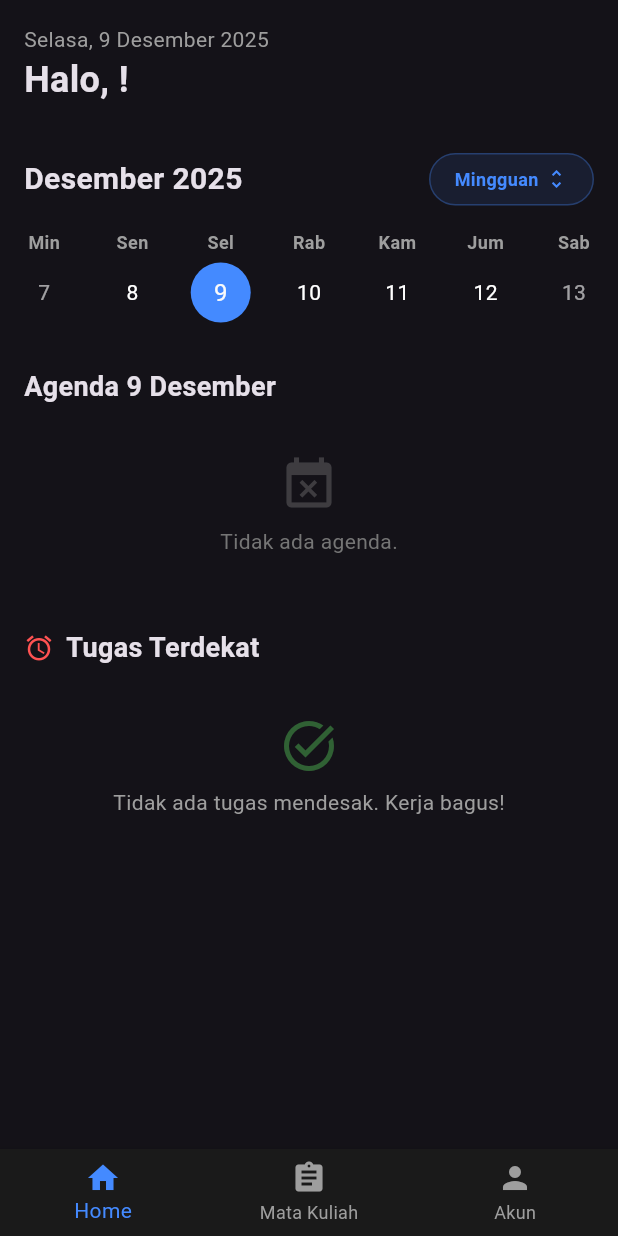
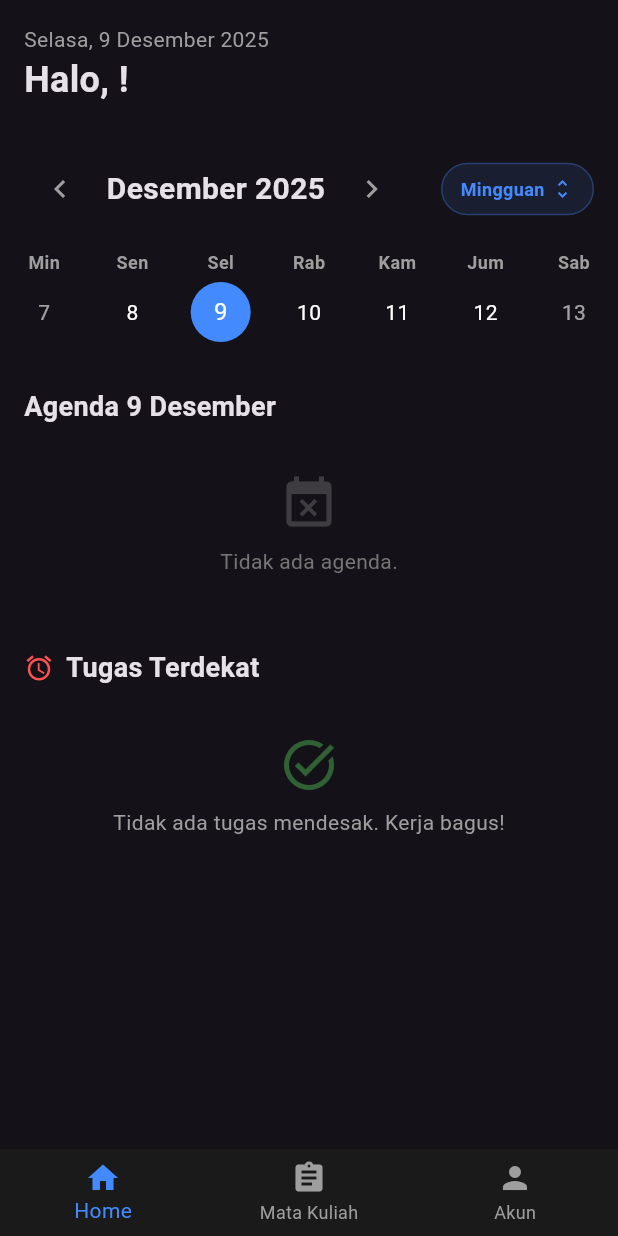
Before and after one commit to zEchth/tugas-kuliyeah, a Flutter app: the screen it shows once a user with an empty profile is signed in, on a phone screen of 412 x 824 dp. Run offline on Flutter 3.47's test engine with Material 3 defaults, Android fonts, the phone set to English and light mode, and no system bars; drawn by our look-alikes of table_calendar; our stand-ins replace cached_network_image, drift, file_picker, flutter_dotenv, flutter_local_notifications, flutter_riverpod and 3 more; accounts and stored records are empty; generated files the repository leaves out were written again.

Commit message:
perbaiki data hantu di home dan buat kalender bisa navigasi ke bulan dan tahun lain.

```diff
--- a/lib/core/providers.dart
+++ b/lib/core/providers.dart
@@ -151,11 +151,15 @@ final allJadwalRawProvider = StreamProvider<List<core_model.Jadwal>>((ref) {
 
 // 2. Provider "Pintar" yang menggabungkan (JOIN) data Matkul ke Tugas
 // agar kita bisa menampilkan "Nama Matkul" di Home Screen.
+// [FIX] UPDATE: Sekarang mendengarkan tempDeletedTugasProvider untuk mengatasi Data Hantu
 final allTugasLengkapProvider = Provider<AsyncValue<List<core_model.Tugas>>>((
   ref,
 ) {
   final tugasAsync = ref.watch(allTugasRawProvider);
   final matkulAsync = ref.watch(allMataKuliahProvider);
+
+  // [BARU] Ambil list ID yang dihapus sementara
+  final ignoredIds = ref.watch(tempDeletedTugasProvider);
 
   if (tugasAsync.isLoading || matkulAsync.isLoading) {
     return const AsyncLoading();
@@ -171,8 +175,11 @@ final allTugasLengkapProvider = Provider<AsyncValue<List<core_model.Tugas>>>((
   final listTugas = tugasAsync.value ?? [];
   final listMatkul = matkulAsync.value ?? [];
 
+  // [BARU] Filter data hantu SEBELUM di-join
+  final filteredTugas = listTugas.where((t) => !ignoredIds.contains(t.id)).toList();
+
   // Client-Side JOIN
-  final joined = listTugas.map((tugas) {
+  final joined = filteredTugas.map((tugas) {
     // Cari nama matkul berdasarkan ID
     final mk = listMatkul.where((m) => m.id == tugas.mataKuliahId).firstOrNull;
     return tugas.copyWith(mataKuliahName: mk?.nama ?? "Matkul Dihapus");
@@ -182,11 +189,15 @@ final allTugasLengkapProvider = Provider<AsyncValue<List<core_model.Tugas>>>((
 });
 
 // 3. Provider "Pintar" untuk Jadwal Lengkap
+// [FIX] UPDATE: Sekarang mendengarkan tempDeletedJadwalProvider untuk mengatasi Data Hantu
 final allJadwalLengkapProvider = Provider<AsyncValue<List<core_model.Jadwal>>>((
   ref,
 ) {
   final jadwalAsync = ref.watch(allJadwalRawProvider);
   final matkulAsync = ref.watch(allMataKuliahProvider);
+
+  // [BARU] Ambil list ID yang dihapus sementara
+  final ignoredIds = ref.watch(tempDeletedJadwalProvider);
 
   if (jadwalAsync.isLoading || matkulAsync.isLoading) {
     return const AsyncLoading();
@@ -202,8 +213,11 @@ final allJadwalLengkapProvider = Provider<AsyncValue<List<core_model.Jadwal>>>((
   final listJadwal = jadwalAsync.value ?? [];
   final listMatkul = matkulAsync.value ?? [];
 
+  // [BARU] Filter data hantu SEBELUM di-join
+  final filteredJadwal = listJadwal.where((j) => !ignoredIds.contains(j.id)).toList();
+
   // Client-Side JOIN
-  final joined = listJadwal.map((jadwal) {
+  final joined = filteredJadwal.map((jadwal) {
     final mk = listMatkul.where((m) => m.id == jadwal.mataKuliahId).firstOrNull;
     return jadwal.copyWith(mataKuliahName: mk?.nama ?? "Matkul Dihapus");
   }).toList();
--- a/lib/features/home/home_screen.dart
+++ b/lib/features/home/home_screen.dart
@@ -26,6 +26,20 @@ class _HomeScreenState extends ConsumerState<HomeScreen> {
     super.initState();
     initializeDateFormatting('id_ID', null);
     _selectedDay = _focusedDay;
+  }
+
+  // [BARU] Navigasi Bulan Mundur
+  void _previousMonth() {
+    setState(() {
+      _focusedDay = DateTime(_focusedDay.year, _focusedDay.month - 1, _focusedDay.day);
+    });
+  }
+
+  // [BARU] Navigasi Bulan Maju
+  void _nextMonth() {
+    setState(() {
+      _focusedDay = DateTime(_focusedDay.year, _focusedDay.month + 1, _focusedDay.day);
+    });
   }
 
   // [PERBAIKAN LOGIKA] Mengambil event (Jadwal & Tugas) untuk tanggal tertentu
@@ -281,17 +295,35 @@ class _HomeScreenState extends ConsumerState<HomeScreen> {
                     data: (listTugas) {
                       return Column(
                         children: [
-                          // Custom Header untuk "View Mode" yang lebih intuitif
+                          // Custom Header dengan Navigasi Bulan
                           Padding(
                             padding: const EdgeInsets.symmetric(horizontal: 16.0, vertical: 8.0),
                             child: Row(
                               mainAxisAlignment: MainAxisAlignment.spaceBetween,
                               children: [
-                                // Bulan & Tahun
+                                // Navigasi Bulan (Kiri)
+                                IconButton(
+                                  icon: const Icon(Icons.chevron_left, color: Colors.grey),
+                                  onPressed: _previousMonth,
+                                  tooltip: "Bulan Sebelumnya",
+                                ),
+
+                                // Nama Bulan & Tahun
                                 Text(
                                   DateFormat('MMMM yyyy', 'id_ID').format(_focusedDay),
                                   style: const TextStyle(fontSize: 20, fontWeight: FontWeight.w600),
                                 ),
+
+                                // Navigasi Bulan (Kanan)
+                                IconButton(
+                                  icon: const Icon(Icons.chevron_right, color: Colors.grey),
+                                  onPressed: _nextMonth,
+                                  tooltip: "Bulan Selanjutnya",
+                                ),
+
+                                // Spacer agar tombol View Mode mojok kanan
+                                const SizedBox(width: 8),
+
                                 // Tombol View Mode
                                 Material(
                                   color: Colors.transparent,
@@ -299,7 +331,7 @@ class _HomeScreenState extends ConsumerState<HomeScreen> {
                                     onTap: _cycleCalendarFormat,
                                     borderRadius: BorderRadius.circular(20),
                                     child: Container(
-                                      padding: const EdgeInsets.symmetric(horizontal: 16, vertical: 8),
+                                      padding: const EdgeInsets.symmetric(horizontal: 12, vertical: 8),
                                       decoration: BoxDecoration(
                                         color: Colors.blueAccent.withOpacity(0.1),
                                         borderRadius: BorderRadius.circular(20),
@@ -433,6 +465,7 @@ class _HomeScreenState extends ConsumerState<HomeScreen> {
         }
       },
       onPageChanged: (focusedDay) {
+        // [PENTING] Update state focusedDay saat swipe agar sinkron dengan tombol navigasi
         setState(() {
           _focusedDay = focusedDay;
         });
@@ -634,7 +667,11 @@ class _HomeScreenState extends ConsumerState<HomeScreen> {
                   const SizedBox(height: 4),
                   Row(
                     children: [
-                      const Icon(Icons.location_on, size: 14, color: Colors.grey),
+                      const Icon(
+                        Icons.location_on,
+                        size: 14,
+                        color: Colors.grey,
+                      ),
                       const SizedBox(width: 4),
                       Text(item.ruangan ?? "-", style: const TextStyle(color: Colors.grey, fontSize: 12)),
                       const SizedBox(width: 10),
```
